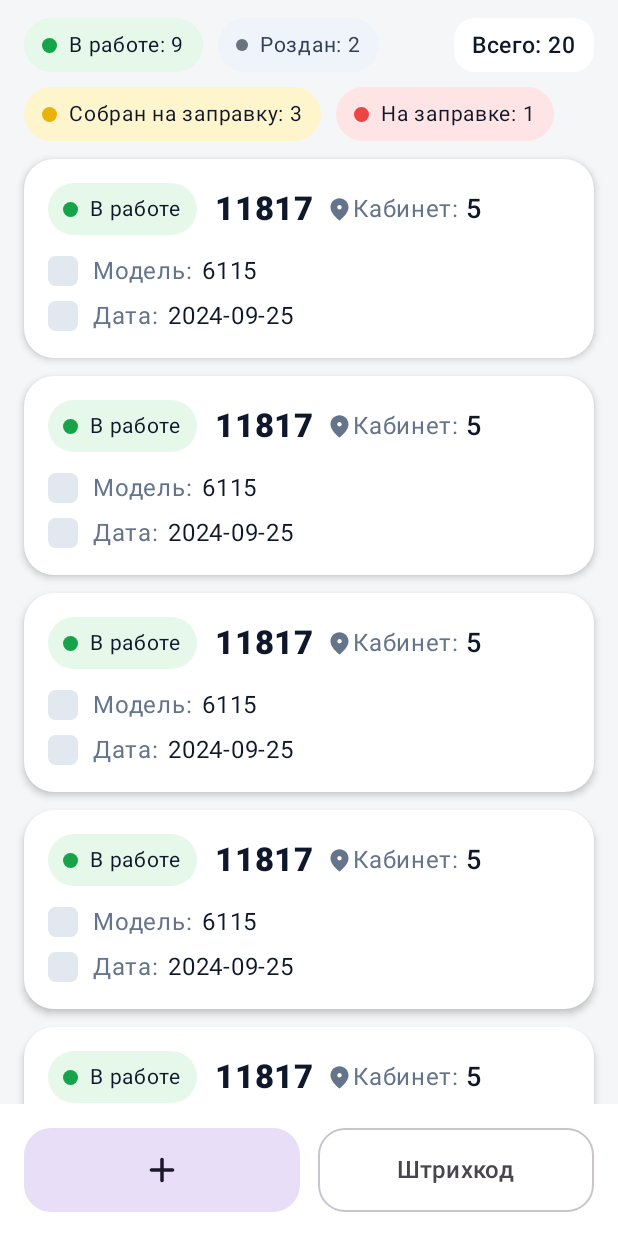
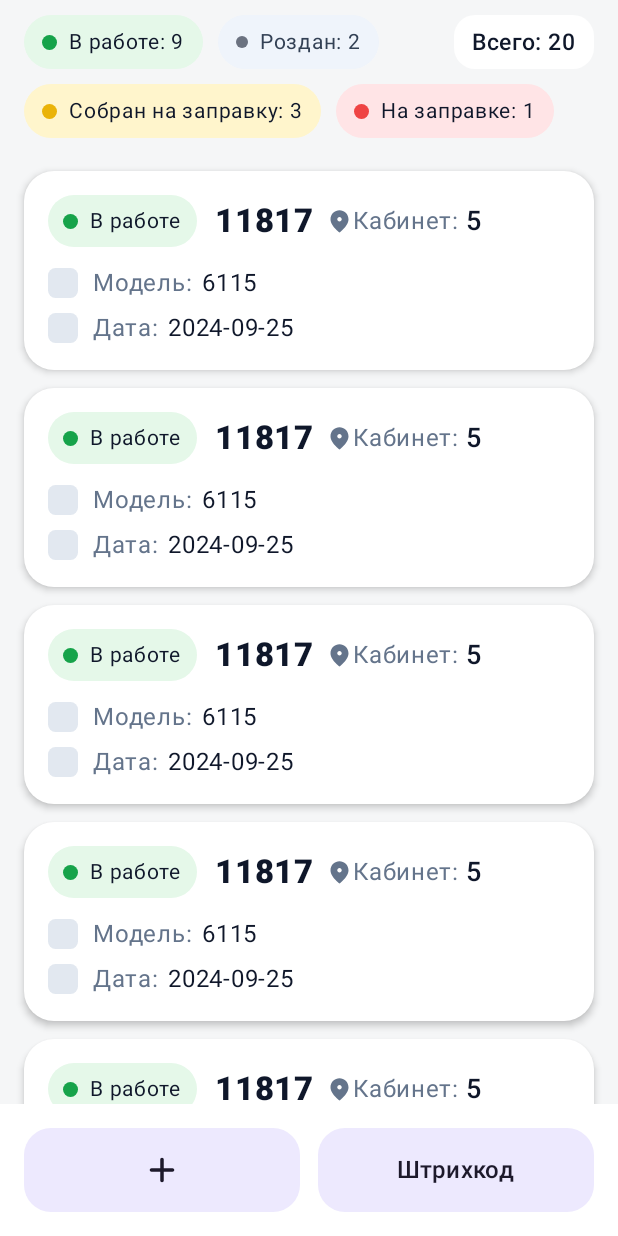
Before and after one commit to vv-aa-ss/profkartridge, an Android app built with Jetpack Compose: the screen it shows after launch (MainActivity), on a phone screen of 412 x 824 dp. Run offline under Robolectric (Android 15) with nearby library versions, the phone set to English and light mode, and no system bars.

Commit message:
стало лучше, дизайн целевой

```diff
--- a/app/src/main/java/com/example/bits_helper/MainActivity.kt
+++ b/app/src/main/java/com/example/bits_helper/MainActivity.kt
@@ -32,13 +32,12 @@ class MainActivity : ComponentActivity() {
 
 @Composable
 fun App() {
-    // фиксируем светлую тему и фоновый цвет
     MaterialTheme(colorScheme = lightColorScheme()) {
         Scaffold(
             containerColor = Color(0xFFF5F6F7),
-            bottomBar = { BottomBar() }
+            topBar = { HeaderBar() },      // закреплённая шапка
+            bottomBar = { BottomBar() }    // две одинаковые по стилю кнопки
         ) { padding ->
-            // ОДИН LazyColumn: в начале — хедер, дальше — карточки
             LazyColumn(
                 modifier = Modifier
                     .fillMaxSize()
@@ -49,9 +48,25 @@ fun App() {
                 ),
                 verticalArrangement = Arrangement.spacedBy(12.dp)
             ) {
-                // ====== HEADER (чипы) ======
-                item {
-                    Column(Modifier.fillMaxWidth(), verticalArrangement = Arrangement.spacedBy(10.dp)) {
+                items(demoItems()) { item ->
+                    CartridgeCard(item, Modifier.fillMaxWidth())
+                }
+            }
+        }
+    }
+}
+
+/* =================== HEADER (закреплённый) =================== */
+
+@Composable
+fun HeaderBar() {
+    Column(
+        Modifier
+            .fillMaxWidth()
+            .background(Color(0xFFF5F6F7))
+            .padding(horizontal = 16.dp, vertical = 10.dp),
+        verticalArrangement = Arrangement.spacedBy(10.dp)
+    ) {
         Row(
             Modifier.fillMaxWidth(),
             verticalAlignment = Alignment.CenterVertically
@@ -73,16 +88,47 @@ fun App() {
     }
 }
 
-                // ====== LIST ======
-                items(demoItems()) { item ->
-                    CartridgeCard(item, Modifier.fillMaxWidth())
+/* =================== КНОПКИ СНИЗУ =================== */
+
+@Composable
+fun BottomBar() {
+    Row(
+        Modifier
+            .fillMaxWidth()
+            .background(Color.White)
+            .systemBarsPadding()
+            .padding(16.dp),
+        horizontalArrangement = Arrangement.spacedBy(12.dp),
+        verticalAlignment = Alignment.CenterVertically
+    ) {
+        val filled = ButtonDefaults.filledTonalButtonColors(
+            containerColor = Color(0xFFEDE9FE)   // мягкая сиреневая заливка
+        )
+
+        // «+»
+        FilledTonalButton(
+            onClick = { /* TODO */ },
+            shape = RoundedCornerShape(18.dp),
+            modifier = Modifier.weight(1f).height(56.dp),
+            contentPadding = PaddingValues(0.dp),
+            colors = filled
+        ) {
+            Icon(Icons.Rounded.Add, contentDescription = "Добавить", modifier = Modifier.size(28.dp))
         }
-            }
+
+        // «Штрихкод» — тот же стиль, только с текстом
+        FilledTonalButton(
+            onClick = { /* TODO */ },
+            shape = RoundedCornerShape(18.dp),
+            modifier = Modifier.weight(1f).height(56.dp),
+            colors = filled
+        ) {
+            Text("Штрихкод", fontSize = 16.sp, fontWeight = FontWeight.SemiBold)
         }
     }
 }
 
-/* ---------- UI helpers ---------- */
+/* =================== ЭЛЕМЕНТЫ UI =================== */
 
 data class Cartridge(val number: String, val room: String, val model: String, val date: String)
 
@@ -151,9 +197,21 @@ fun CartridgeCard(item: Cartridge, modifier: Modifier = Modifier) {
                 Spacer(Modifier.width(12.dp))
                 Text(item.number, fontWeight = FontWeight.ExtraBold, fontSize = 22.sp, color = Color(0xFF0F172A))
                 Spacer(Modifier.width(8.dp))
-                Icon(Icons.Rounded.LocationOn, contentDescription = null, tint = Color(0xFF64748B), modifier = Modifier.size(18.dp))
+                Icon(
+                    imageVector = Icons.Rounded.LocationOn,
+                    contentDescription = null,
+                    tint = Color(0xFF64748B),
+                    modifier = Modifier.size(18.dp)
+                )
                 Text("Кабинет: ", color = Color(0xFF64748B), fontSize = 16.sp)
-                Text(item.room, color = Color(0xFF0F172A), fontSize = 18.sp, fontWeight = FontWeight.SemiBold, maxLines = 1, overflow = TextOverflow.Ellipsis)
+                Text(
+                    item.room,
+                    color = Color(0xFF0F172A),
+                    fontSize = 18.sp,
+                    fontWeight = FontWeight.SemiBold,
+                    maxLines = 1,
+                    overflow = TextOverflow.Ellipsis
+                )
             }
             Spacer(Modifier.height(12.dp))
             InfoRow("Модель:", item.model)
@@ -174,34 +232,8 @@ fun InfoRow(label: String, value: String) {
     }
 }
 
-@Composable
-fun BottomBar() {
-    Row(
-        Modifier
-            .fillMaxWidth()
-            .background(Color.White)
-            .systemBarsPadding() // чтобы не наезжало на жесты/навигацию
-            .padding(16.dp),
-        horizontalArrangement = Arrangement.spacedBy(12.dp),
-        verticalAlignment = Alignment.CenterVertically
-    ) {
-        // большая «+»
-        FilledTonalButton(
-            onClick = { /* TODO */ },
-            shape = RoundedCornerShape(18.dp),
-            modifier = Modifier.weight(1f).height(56.dp),
-            contentPadding = PaddingValues(0.dp)
-        ) { Icon(Icons.Rounded.Add, contentDescription = "Добавить", modifier = Modifier.size(28.dp)) }
+/* =================== DEMO DATA =================== */
 
-        OutlinedButton(
-            onClick = { /* TODO */ },
-            shape = RoundedCornerShape(18.dp),
-            modifier = Modifier.weight(1f).height(56.dp)
-        ) { Text("Штрихкод", fontSize = 16.sp, fontWeight = FontWeight.SemiBold) }
-    }
-}
-
-/* ---------- demo ---------- */
-private fun demoItems(): List<Cartridge> = List(8) {
+private fun demoItems(): List<Cartridge> = List(12) {
     Cartridge(number = "11817", room = "5", model = "6115", date = "2024-09-25")
 }
```
Lines whose indentation alone changed are shown as unchanged.
